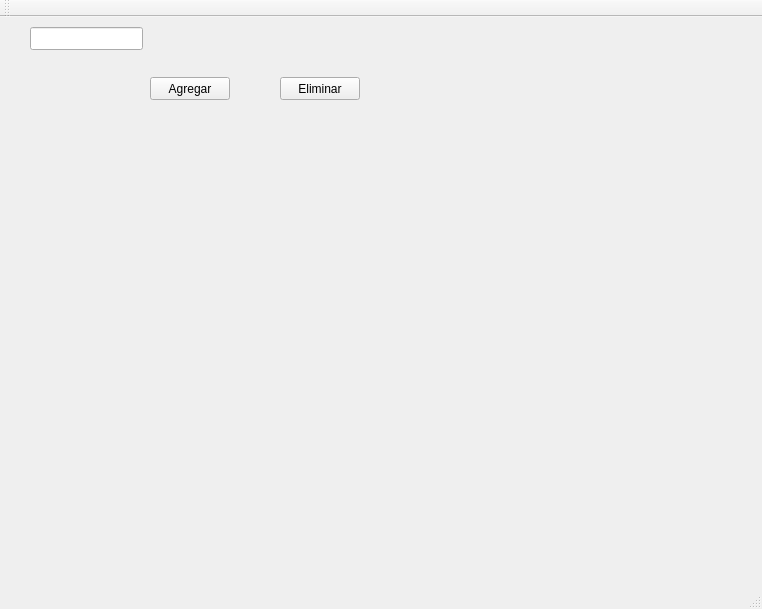
Above: Practica1_200915305/mainwindow.ui from SergioFerrer9/EDD_200915305 before the change. Below: the same form after it.
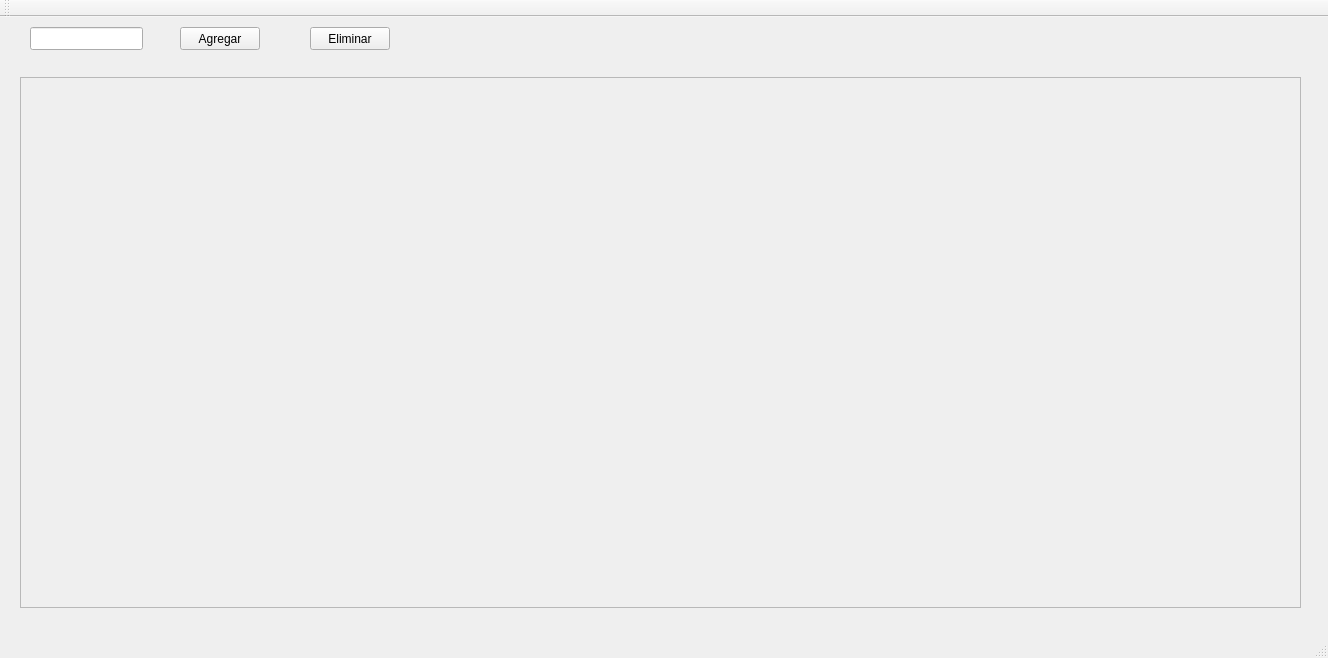
That is the form after the change.

```diff
--- a/Practica1_200915305/mainwindow.ui
+++ b/Practica1_200915305/mainwindow.ui
@@ -6,8 +6,8 @@
    <rect>
     <x>0</x>
     <y>0</y>
-    <width>762</width>
-    <height>609</height>
+    <width>1328</width>
+    <height>658</height>
    </rect>
   </property>
   <property name="windowTitle">
@@ -27,8 +27,8 @@
    <widget class="QPushButton" name="pushButton">
     <property name="geometry">
      <rect>
-      <x>150</x>
-      <y>60</y>
+      <x>180</x>
+      <y>10</y>
       <width>80</width>
       <height>23</height>
      </rect>
@@ -40,8 +40,8 @@
    <widget class="QPushButton" name="pushButton_2">
     <property name="geometry">
      <rect>
-      <x>280</x>
-      <y>60</y>
+      <x>310</x>
+      <y>10</y>
       <width>80</width>
       <height>23</height>
      </rect>
@@ -50,6 +50,38 @@
      <string>Eliminar</string>
     </property>
    </widget>
+   <widget class="QScrollArea" name="scrollArea">
+    <property name="geometry">
+     <rect>
+      <x>20</x>
+      <y>60</y>
+      <width>1281</width>
+      <height>531</height>
+     </rect>
+    </property>
+    <property name="widgetResizable">
+     <bool>true</bool>
+    </property>
+    <widget class="QWidget" name="scrollAreaWidgetContents">
+     <property name="geometry">
+      <rect>
+       <x>0</x>
+       <y>0</y>
+       <width>1279</width>
+       <height>529</height>
+      </rect>
+     </property>
+     <layout class="QGridLayout" name="gridLayout">
+      <item row="0" column="0">
+       <widget class="QLabel" name="label_2">
+        <property name="text">
+         <string/>
+        </property>
+       </widget>
+      </item>
+     </layout>
+    </widget>
+   </widget>
   </widget>
   <widget class="QMenuBar" name="menuBar">
    <property name="geometry">
```
Left out of the diff: 2 changed lines with no effect on the pictures.
